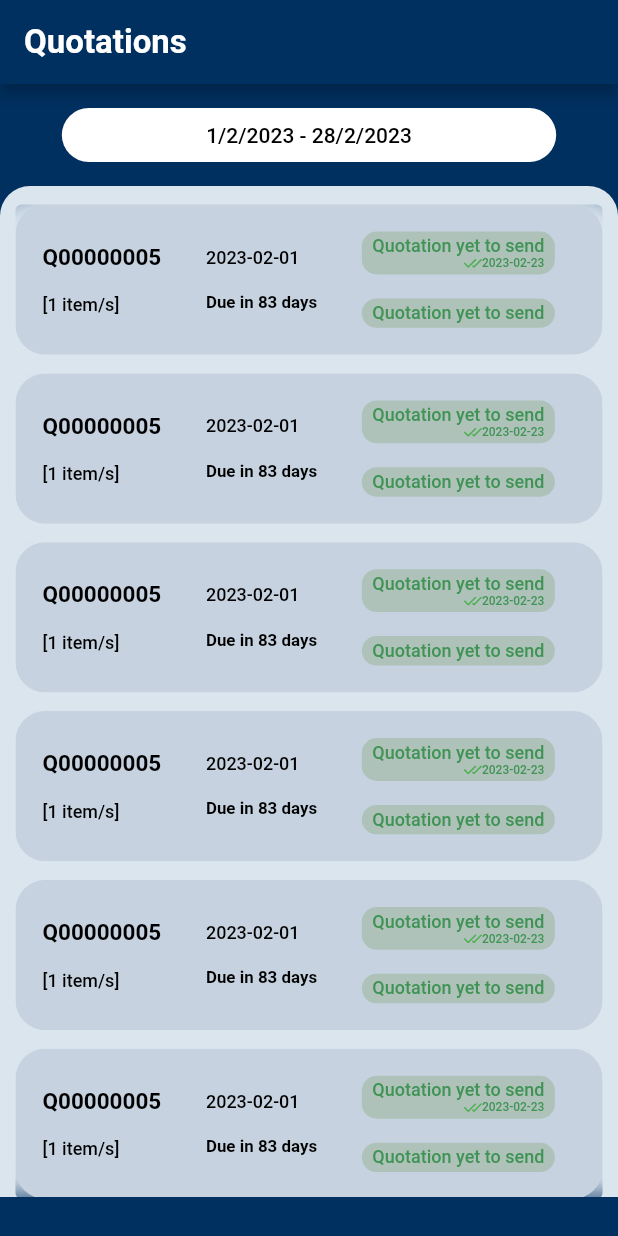
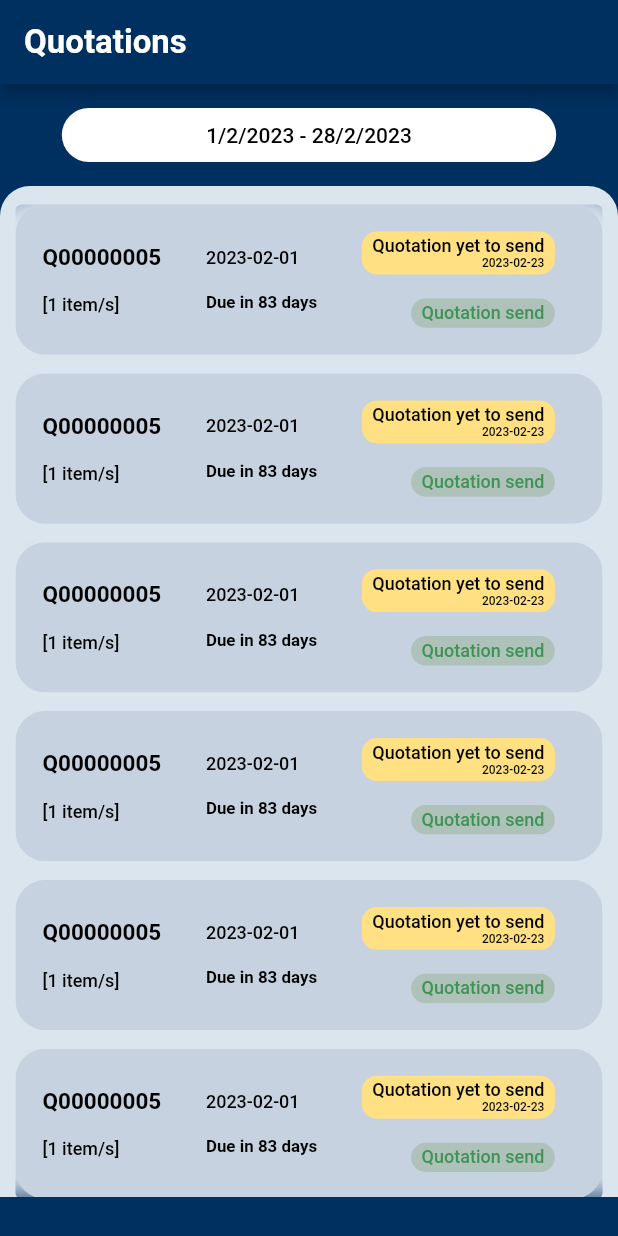
Before and after one commit to joyshil01/my_partner_jshil, a Flutter app: the QuotationScreen screen opened directly, on a phone screen of 412 x 824 dp. Run offline on Flutter 3.47's test engine with Material 2 defaults, Android fonts, the phone set to English and light mode, and no system bars; our stand-ins replace cool_alert, curved_navigation_bar, dotted_border, file_picker, fl_chart, flutter_svg and 4 more; missing offline and left inert: simple_ripple_animation; Roboto replaces fonts that are missing (SourceSansPro).

Commit message:
quotation

```diff
--- a/lib/views/screen/quotationsScreen.dart
+++ b/lib/views/screen/quotationsScreen.dart
@@ -176,7 +176,7 @@ class _QuotationScreenState extends State<QuotationScreen> {
                                     child: Container(
                                       decoration: BoxDecoration(
                                         borderRadius: BorderRadius.circular(10),
-                                        color: Color.fromARGB(255, 174, 194, 185),
+                                        color: Colors.amber.shade200,
                                       ),
                                       child: Padding(
                                         padding: const EdgeInsets.only(
@@ -188,7 +188,8 @@ class _QuotationScreenState extends State<QuotationScreen> {
                                           child: FittedBox(
                                             fit: BoxFit.contain,
                                             child: Column(
-                                              crossAxisAlignment: CrossAxisAlignment.end,
+                                              crossAxisAlignment:
+                                                  CrossAxisAlignment.end,
                                               children: [
                                                 Text(
                                                   'Quotation yet to send',
@@ -196,26 +197,24 @@ class _QuotationScreenState extends State<QuotationScreen> {
                                                       .textTheme
                                                       .bodyText1!
                                                       .copyWith(
-                                                        color: Color.fromARGB(
-                                                            255, 63, 147, 84),
+                                                        color: Colors.black,
                                                         fontSize: 12,
                                                       ),
                                                 ),
                                                 Row(
                                                   children: [
-                                                    SvgPicture.asset(
-                                                      "assets/icons/status/doube tick 1.svg",
-                                                      height: 6,
-                                                      color: Colors.green,
-                                                    ),
+                                                    // SvgPicture.asset(
+                                                    //   "assets/icons/status/doube tick 1.svg",
+                                                    //   height: 6,
+                                                    //   color: Colors.green,
+                                                    // ),
                                                     Text(
                                                       '2023-02-23',
                                                       style: Theme.of(context)
                                                           .textTheme
                                                           .bodyText1!
                                                           .copyWith(
-                                                            color: Color.fromARGB(
-                                                                255, 63, 147, 84),
+                                                            color: Colors.black,
                                                             fontSize: 8,
                                                           ),
                                                     ),
@@ -246,7 +245,7 @@ class _QuotationScreenState extends State<QuotationScreen> {
                                           child: FittedBox(
                                             fit: BoxFit.contain,
                                             child: Text(
-                                              'Quotation yet to send',
+                                              'Quotation send',
                                               style: Theme.of(context)
                                                   .textTheme
                                                   .bodyText1!
```
